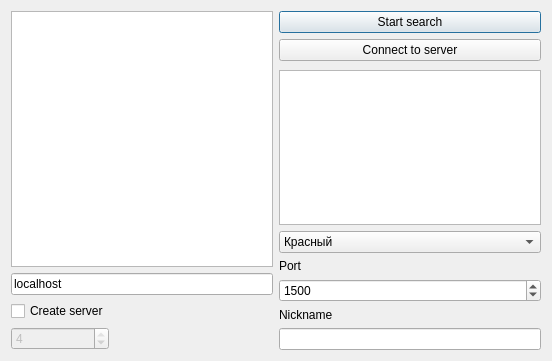
Above: optionsDialog.ui from Anna-Sent/qblokus before the change. Below: the same form after it.
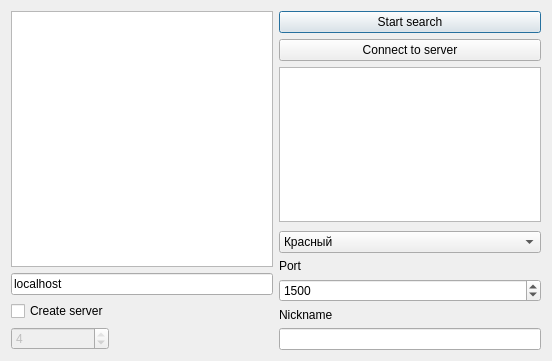
That is the form after the change.

```diff
--- a/optionsDialog.ui
+++ b/optionsDialog.ui
@@ -179,8 +179,12 @@
          </item>
         </widget>
        </item>
-       <item row="3" column="0" >
-        <widget class="QTableWidget" name="tableWidget" />
+       <item row="1" column="0" >
+        <widget class="QTextEdit" name="textEdit" >
+         <property name="readOnly" >
+          <bool>true</bool>
+         </property>
+        </widget>
        </item>
       </layout>
      </item>
```
Left out of the diff: 4 changed lines with no effect on the pictures.
